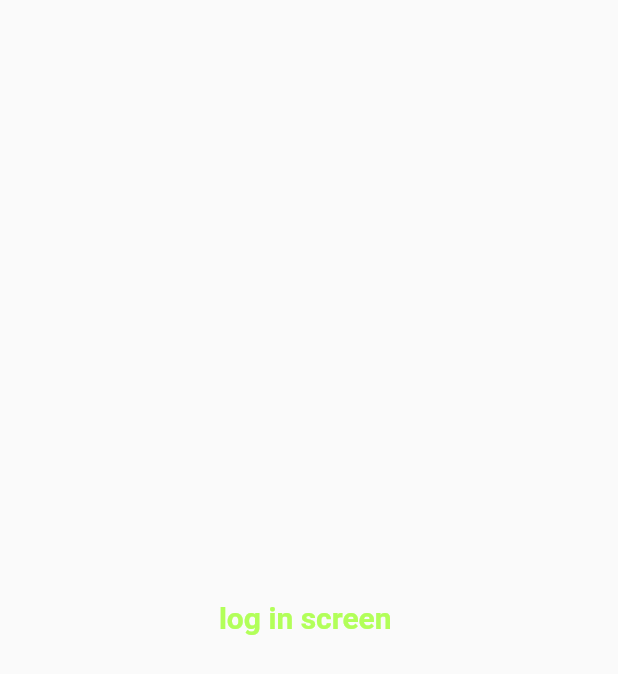
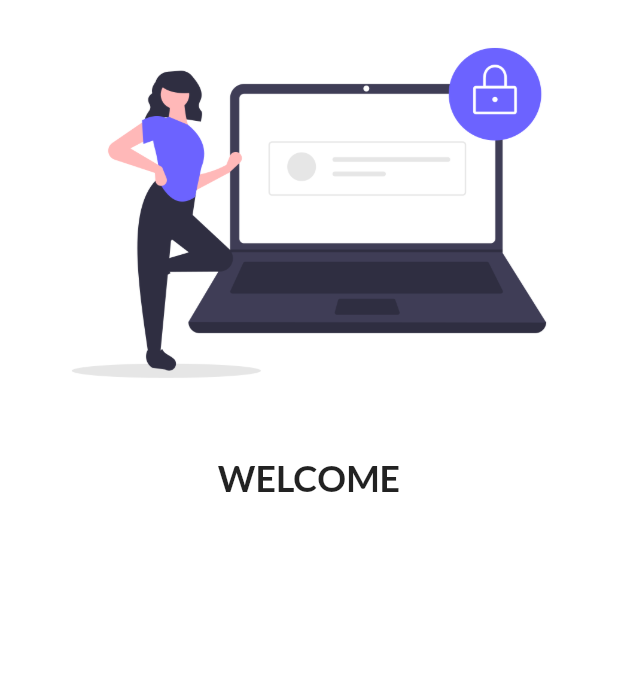
Before and after one commit to Houra-batool/30days_of_flutter, a Flutter app: the screen it shows after launch, on a phone screen of 412 x 824 dp. Shown: the top 674 px of the screen. Run offline on Flutter 3.47's test engine with Material 2 defaults, Android fonts, the phone set to English and light mode, and no system bars; our stand-ins replace google_fonts.

Commit message:
day3 completed

```diff
--- a/lib/main.dart
+++ b/lib/main.dart
@@ -1,5 +1,6 @@
 import 'package:ecommerce_project/screens/home_screen.dart';
 import 'package:ecommerce_project/screens/login_screen.dart';
+import 'package:google_fonts/google_fonts.dart';
 import 'package:flutter/material.dart';
 
 void main() {
@@ -12,8 +13,12 @@ class MyApp extends StatelessWidget {
   Widget build(BuildContext context) {
     return MaterialApp(
       // home: HomeScreen(),
-      darkTheme: ThemeData(brightness: Brightness.dark), //for dark theme
-      theme: ThemeData(primarySwatch: Colors.lightGreen), // for light theme
+      // darkTheme: ThemeData(brightness: Brightness.dark), //for dark theme
+      theme: ThemeData(
+          primarySwatch: Colors.lightGreen,
+          fontFamily: GoogleFonts.lato().fontFamily,
+          ),
+           // for light theme
       themeMode: ThemeMode.light,
 
       initialRoute: '/login',
--- a/lib/screens/home_screen.dart
+++ b/lib/screens/home_screen.dart
@@ -14,7 +14,7 @@ class HomeScreen extends StatelessWidget {
       body: Material(
         child: Center(
           child: Container(
-            child: Text("starting ${days} days of flutter by ${name}"),
+            child: Text("starting $days days of flutter by $name"),
           ),
         ),
       ),
--- a/lib/screens/login_screen.dart
+++ b/lib/screens/login_screen.dart
@@ -4,15 +4,26 @@ class LoginScreen extends StatelessWidget {
   @override
   Widget build(BuildContext context) {
     return Material(
-      child: Center(
-        child: Text(
-          "log in screen ",
+      color: Colors.white,
+      child: Column(children: [
+        Image.asset(
+          "assets/images/login_image.png",
+          fit: BoxFit.cover,
+        ),
+        SizedBox(
+          height: 20,
+        ),
+        Text(
+          "WELCOME",
           style: TextStyle(
-              fontSize: 20.0,
-              color: Colors.lightGreenAccent,
-              fontWeight: FontWeight.bold),
+            fontSize: 24,
+            fontWeight: FontWeight.bold,
+          ),
         ),
-      ),
+        SizedBox(
+          height: 20,
+        ),
+      ]),
     );
   }
 }
--- a/pubspec.yaml
+++ b/pubspec.yaml
@@ -28,6 +28,7 @@ dependencies:
   # The following adds the Cupertino Icons font to your application.
   # Use with the CupertinoIcons class for iOS style icons.
   cupertino_icons: ^1.0.2
+  google_fonts: ^2.1.0
 
 dev_dependencies:
   flutter_test:
@@ -45,8 +46,8 @@ flutter:
   uses-material-design: true
 
   # To add assets to your application, add an assets section, like this:
-  # assets:
-  #   - images/a_dot_burr.jpeg
+  assets:
+    - assets/images/
   #   - images/a_dot_ham.jpeg
 
   # An image asset can refer to one or more resolution-specific "variants", see
```
Also changed, not shown: assets/images/login_image.png (added), pubspec.lock.
